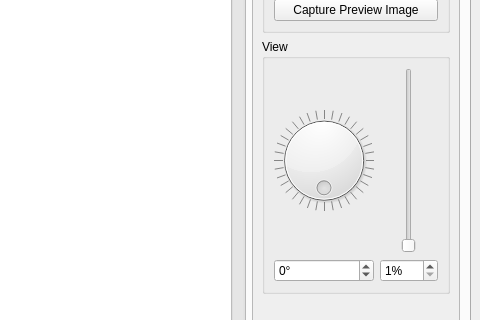
This is pc/core/mainwindow.ui in plule/pfe-costumes as Qt 5 draws it before an edit; both pictures show x 411 to 891 and y 160 to 480 of the 891 by 789 pixel window. The edited form follows.
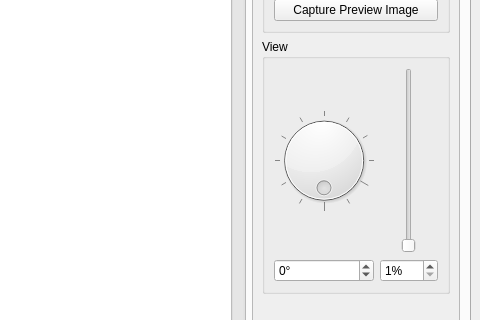
This is the edited form. Icons and pictures are not drawn. Custom widgets are drawn as their Qt base class.

The edit to the form file:
```diff
--- a/pc/core/mainwindow.ui
+++ b/pc/core/mainwindow.ui
@@ -310,7 +310,7 @@
                         <number>0</number>
                        </property>
                        <property name="maximum">
-                        <number>359</number>
+                        <number>35</number>
                        </property>
                        <property name="orientation">
                         <enum>Qt::Horizontal</enum>
```
Left out of the diff: 52 changed lines with no effect on the pictures.
